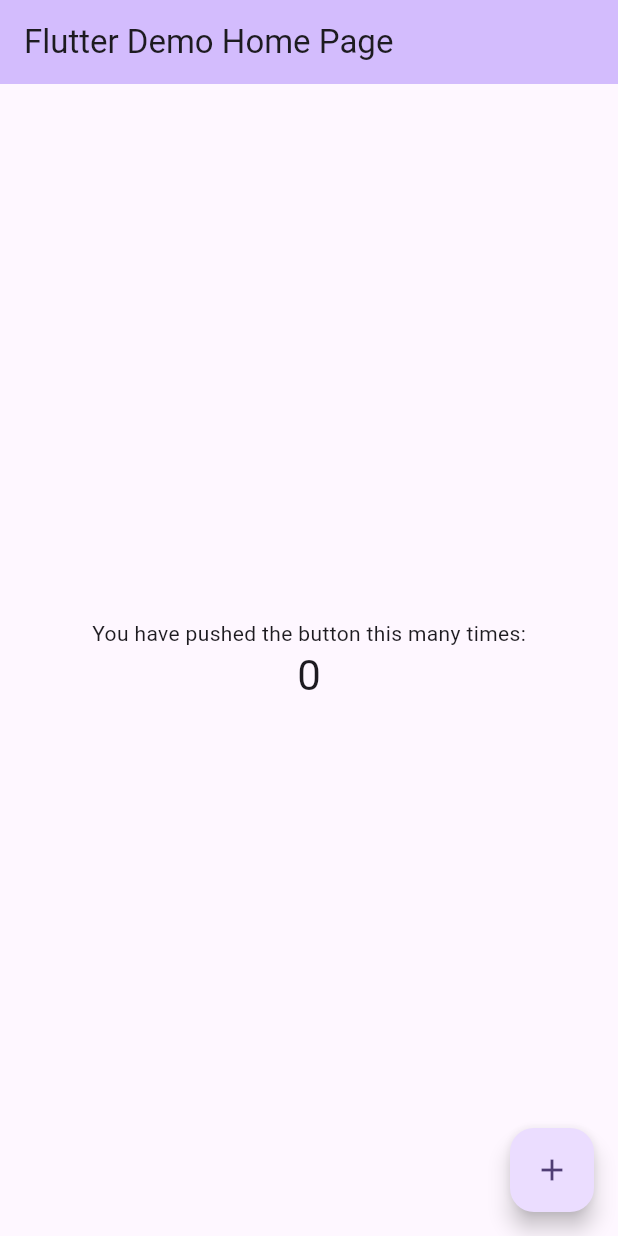
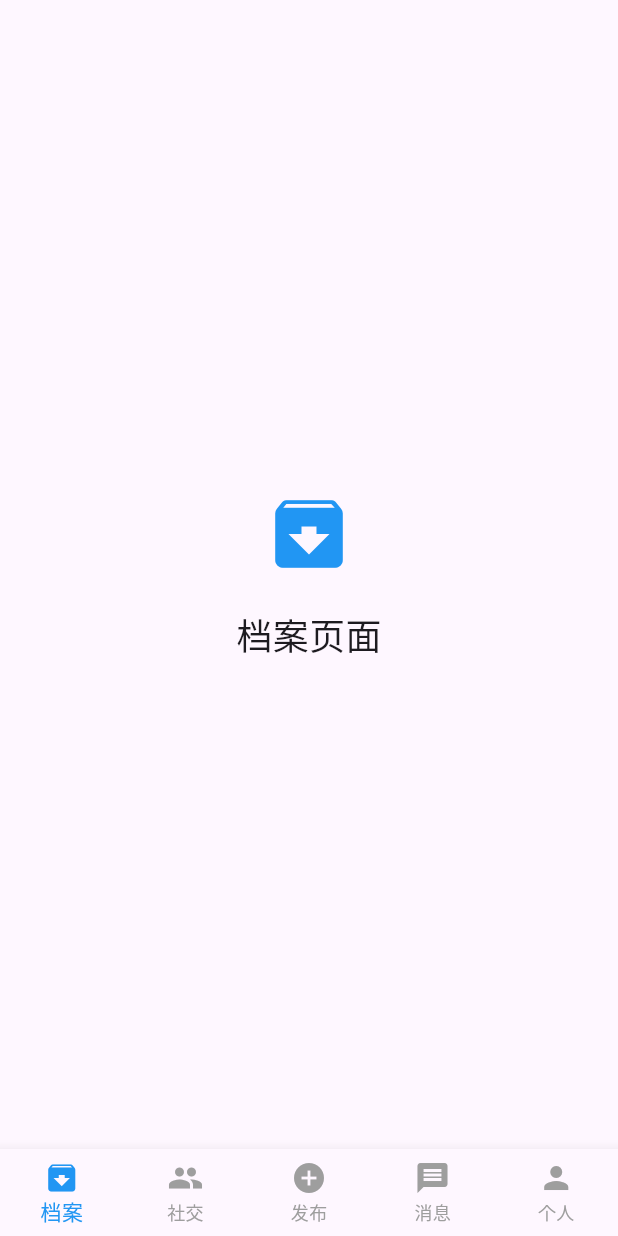
Before and after one commit to kaisersama112/lingdong_flutter, a Flutter app: the screen it shows after launch, on a phone screen of 412 x 824 dp. Run offline on Flutter 3.47's test engine with Material 3 defaults, Android fonts, the phone set to English and light mode, and no system bars.

Commit message:
feat: 添加底部导航栏和多个功能页面
实现应用主框架，包含底部导航栏和五个功能页面（档案、社交、发布、消息、个人）
移除默认的计数器示例页面，更新应用主题配置

```diff
--- /dev/null
+++ b/lib/app/modules/archive_page.dart
@@ -0,0 +1,21 @@
+import 'package:flutter/material.dart';
+
+class ArchivePage extends StatelessWidget {
+  const ArchivePage({super.key});
+
+  @override
+  Widget build(BuildContext context) {
+    return Scaffold(
+      body: Center(
+        child: Column(
+          mainAxisAlignment: MainAxisAlignment.center,
+          children: [
+            Icon(Icons.archive, size: 60, color: Colors.blue),
+            SizedBox(height: 20),
+            Text('档案页面', style: TextStyle(fontSize: 24)),
+          ],
+        ),
+      ),
+    );
+  }
+}
--- /dev/null
+++ b/lib/app/routes/navigation_controller.dart
@@ -0,0 +1,69 @@
+import 'package:flutter/material.dart';
+import '../../app/modules/archive_page.dart';
+import '../../app/modules/social_page.dart';
+import '../../app/modules/publish_page.dart';
+import '../../app/modules/message_page.dart';
+import '../../app/modules/profile_page.dart';
+
+class NavigationController extends StatefulWidget {
+  const NavigationController({super.key});
+
+  @override
+  State<NavigationController> createState() => _NavigationControllerState();
+}
+
+class _NavigationControllerState extends State<NavigationController> {
+  int _currentIndex = 0;
+
+  final List<Widget> _pages = [
+    const ArchivePage(),
+    const SocialPage(),
+    const PublishPage(),
+    const MessagePage(),
+    const ProfilePage(),
+  ];
+
+  final List<BottomNavigationBarItem> _items = [
+    BottomNavigationBarItem(
+      icon: Icon(Icons.archive),
+      label: '档案',
+    ),
+    BottomNavigationBarItem(
+      icon: Icon(Icons.people),
+      label: '社交',
+    ),
+    BottomNavigationBarItem(
+      icon: Icon(Icons.add_circle),
+      label: '发布',
+    ),
+    BottomNavigationBarItem(
+      icon: Icon(Icons.message),
+      label: '消息',
+    ),
+    BottomNavigationBarItem(
+      icon: Icon(Icons.person),
+      label: '个人',
+    ),
+  ];
+
+  void _onItemTapped(int index) {
+    setState(() {
+      _currentIndex = index;
+    });
+  }
+
+  @override
+  Widget build(BuildContext context) {
+    return Scaffold(
+      body: _pages[_currentIndex],
+      bottomNavigationBar: BottomNavigationBar(
+        items: _items,
+        currentIndex: _currentIndex,
+        onTap: _onItemTapped,
+        selectedItemColor: Colors.blue,
+        unselectedItemColor: Colors.grey,
+        type: BottomNavigationBarType.fixed,
+      ),
+    );
+  }
+}
--- a/lib/main.dart
+++ b/lib/main.dart
@@ -1,4 +1,5 @@
 import 'package:flutter/material.dart';
+import 'app/routes/navigation_controller.dart';
 
 void main() {
   runApp(const MyApp());
@@ -7,116 +8,15 @@ void main() {
 class MyApp extends StatelessWidget {
   const MyApp({super.key});
 
-  // This widget is the root of your application.
   @override
   Widget build(BuildContext context) {
     return MaterialApp(
-      title: 'Flutter Demo',
+      title: 'LingDong Flutter App',
       theme: ThemeData(
-        // This is the theme of your application.
-        //
-        // TRY THIS: Try running your application with "flutter run". You'll see
-        // the application has a purple toolbar. Then, without quitting the app,
-        // try changing the seedColor in the colorScheme below to Colors.green
-        // and then invoke "hot reload" (save your changes or press the "hot
-        // reload" button in a Flutter-supported IDE, or press "r" if you used
-        // the command line to start the app).
-        //
-        // Notice that the counter didn't reset back to zero; the application
-        // state is not lost during the reload. To reset the state, use hot
-        // restart instead.
-        //
-        // This works for code too, not just values: Most code changes can be
-        // tested with just a hot reload.
         colorScheme: ColorScheme.fromSeed(seedColor: Colors.deepPurple),
+        useMaterial3: true,
       ),
-      home: const MyHomePage(title: 'Flutter Demo Home Page'),
+      home: const NavigationController(),
     );
   }
 }
-
-class MyHomePage extends StatefulWidget {
-  const MyHomePage({super.key, required this.title});
-
-  // This widget is the home page of your application. It is stateful, meaning
-  // that it has a State object (defined below) that contains fields that affect
-  // how it looks.
-
-  // This class is the configuration for the state. It holds the values (in this
-  // case the title) provided by the parent (in this case the App widget) and
-  // used by the build method of the State. Fields in a Widget subclass are
-  // always marked "final".
-
-  final String title;
-
-  @override
-  State<MyHomePage> createState() => _MyHomePageState();
-}
-
-class _MyHomePageState extends State<MyHomePage> {
-  int _counter = 0;
-
-  void _incrementCounter() {
-    setState(() {
-      // This call to setState tells the Flutter framework that something has
-      // changed in this State, which causes it to rerun the build method below
-      // so that the display can reflect the updated values. If we changed
-      // _counter without calling setState(), then the build method would not be
-      // called again, and so nothing would appear to happen.
-      _counter++;
-    });
-  }
-
-  @override
-  Widget build(BuildContext context) {
-    // This method is rerun every time setState is called, for instance as done
-    // by the _incrementCounter method above.
-    //
-    // The Flutter framework has been optimized to make rerunning build methods
-    // fast, so that you can just rebuild anything that needs updating rather
-    // than having to individually change instances of widgets.
-    return Scaffold(
-      appBar: AppBar(
-        // TRY THIS: Try changing the color here to a specific color (to
-        // Colors.amber, perhaps?) and trigger a hot reload to see the AppBar
-        // change color while the other colors stay the same.
-        backgroundColor: Theme.of(context).colorScheme.inversePrimary,
-        // Here we take the value from the MyHomePage object that was created by
-        // the App.build method, and use it to set our appbar title.
-        title: Text(widget.title),
-      ),
-      body: Center(
-        // Center is a layout widget. It takes a single child and positions it
-        // in the middle of the parent.
-        child: Column(
-          // Column is also a layout widget. It takes a list of children and
-          // arranges them vertically. By default, it sizes itself to fit its
-          // children horizontally, and tries to be as tall as its parent.
-          //
-          // Column has various properties to control how it sizes itself and
-          // how it positions its children. Here we use mainAxisAlignment to
-          // center the children vertically; the main axis here is the vertical
-          // axis because Columns are vertical (the cross axis would be
-          // horizontal).
-          //
-          // TRY THIS: Invoke "debug painting" (choose the "Toggle Debug Paint"
-          // action in the IDE, or press "p" in the console), to see the
-          // wireframe for each widget.
-          mainAxisAlignment: MainAxisAlignment.center,
-          children: <Widget>[
-            const Text('You have pushed the button this many times:'),
-            Text(
-              '$_counter',
-              style: Theme.of(context).textTheme.headlineMedium,
-            ),
-          ],
-        ),
-      ),
-      floatingActionButton: FloatingActionButton(
-        onPressed: _incrementCounter,
-        tooltip: 'Increment',
-        child: const Icon(Icons.add),
-      ), // This trailing comma makes auto-formatting nicer for build methods.
-    );
-  }
-}
```
Also changed, not shown: lib/app/modules/message_page.dart (added, +21 -0 lines), lib/app/modules/profile_page.dart (added, +21 -0 lines), lib/app/modules/publish_page.dart (added, +21 -0 lines), lib/app/modules/social_page.dart (added, +21 -0 lines).
